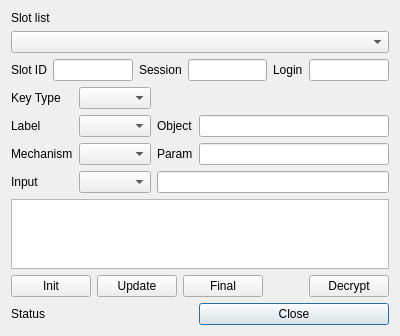
Qt form HsmMan/decrypt_dlg.ui (jykim74/CryptokiMan) before a commit.
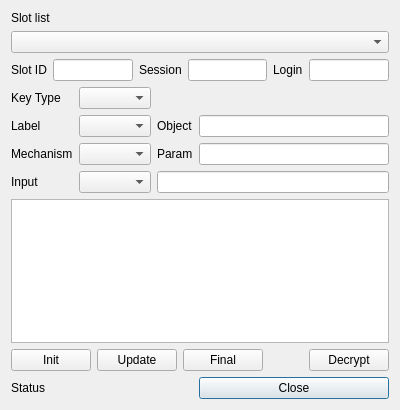
The same form after that commit.

The edit to the form file:
```diff
--- a/HsmMan/decrypt_dlg.ui
+++ b/HsmMan/decrypt_dlg.ui
@@ -7,7 +7,7 @@
     <x>0</x>
     <y>0</y>
     <width>400</width>
-    <height>330</height>
+    <height>410</height>
    </rect>
   </property>
   <property name="windowTitle">
```
Left out of the diff: 2 changed lines with no effect on the pictures.
